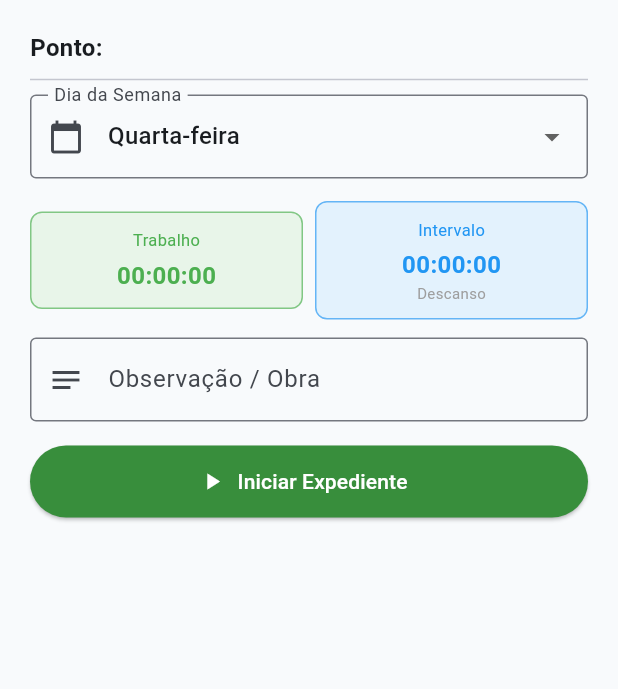
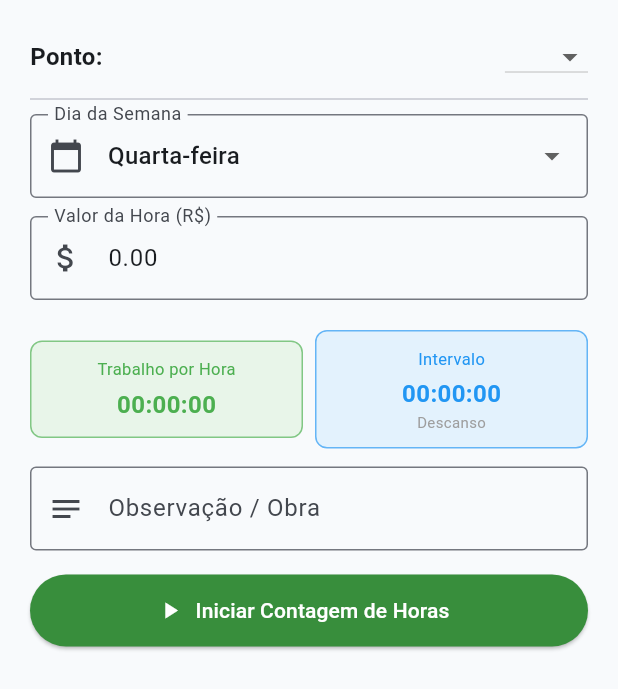
Before and after one commit to carloshenriquepalhasantos-hash/monte-glass, a Flutter app: the PontoCronometroWidget widget shown alone on an empty page, opened directly with empty values, on a phone screen of 412 x 824 dp. Shown: the top 689 px of the screen. Run offline on Flutter 3.47's test engine with Material 3 defaults, Android fonts, the phone set to English and light mode, and no system bars; our stand-ins replace sqflite; missing offline and left inert: flutter_foreground_task; accounts and stored records are empty.

Commit message:
feat: adição de seletor para alternar entre diária e hora diretamente no modal de ponto

```diff
--- a/lib/views/dashboard_home_screen.dart
+++ b/lib/views/dashboard_home_screen.dart
@@ -28,7 +28,6 @@ class PontoAtivoGlobal {
         }
       });
 
-      // Se ninguém mais estiver trabalhando, cancela o timer global para poupar bateria
       if (!temAlguemTrabalhando) {
         _timerGlobal?.cancel();
         _timerGlobal = null;
@@ -63,7 +62,6 @@ class _DashboardHomeScreenState extends State<DashboardHomeScreen> {
     _initForegroundTask();
     _carregarFuncionarios();
 
-    // Atualiza a tela a cada segundo para mover os segundos na lista principal
     _refreshTimer = Timer.periodic(const Duration(seconds: 1), (_) {
       if (mounted && PontoAtivoGlobal.emAndamento.containsValue(true)) {
         setState(() {});
@@ -135,8 +133,8 @@ class _DashboardHomeScreenState extends State<DashboardHomeScreen> {
                 crossAxisAlignment: CrossAxisAlignment.start,
                 children: [
                   const Text(
-                    'Cadastrar Novo Funcionário',
-                    style: TextStyle(fontSize: 20, fontWeight: FontWeight.bold),
+                    'Cadastrar Novo Funcionário / Aluno',
+                    style: TextStyle(fontSize: 18, fontWeight: FontWeight.bold),
                   ),
                   const SizedBox(height: 15),
                   TextField(
@@ -151,7 +149,7 @@ class _DashboardHomeScreenState extends State<DashboardHomeScreen> {
                   DropdownButtonFormField<String>(
                     initialValue: tipoPagamento,
                     decoration: const InputDecoration(
-                      labelText: 'Tipo de Pagamento',
+                      labelText: 'Tipo de Cobrança / Pagamento',
                       border: OutlineInputBorder(),
                       prefixIcon: Icon(Icons.payments),
                     ),
@@ -210,14 +208,14 @@ class _DashboardHomeScreenState extends State<DashboardHomeScreen> {
                             messenger.showSnackBar(
                               const SnackBar(
                                 content: Text(
-                                  'Funcionário cadastrado no SQLite!',
+                                  'Cadastrado com sucesso no SQLite!',
                                 ),
                               ),
                             );
                           }
                         }
                       },
-                      child: const Text('Salvar Funcionário'),
+                      child: const Text('Salvar Cadastro'),
                     ),
                   ),
                 ],
@@ -266,7 +264,7 @@ class _DashboardHomeScreenState extends State<DashboardHomeScreen> {
           IconButton(
             icon: const Icon(Icons.person_add, color: Colors.white),
             onPressed: _abrirModalNovoFuncionario,
-            tooltip: 'Registrar Funcionário',
+            tooltip: 'Cadastrar Novo',
           ),
         ],
       ),
@@ -284,14 +282,14 @@ class _DashboardHomeScreenState extends State<DashboardHomeScreen> {
                   ),
                   const SizedBox(height: 12),
                   const Text(
-                    'Nenhum funcionário cadastrado no banco local.',
+                    'Nenhum registo cadastrado no banco local.',
                     style: TextStyle(color: Colors.grey),
                   ),
                   const SizedBox(height: 12),
                   ElevatedButton.icon(
                     onPressed: _abrirModalNovoFuncionario,
                     icon: const Icon(Icons.add),
-                    label: const Text('Cadastrar Primeiro Funcionário'),
+                    label: const Text('Cadastrar Primeiro'),
                   ),
                 ],
               ),
@@ -302,7 +300,7 @@ class _DashboardHomeScreenState extends State<DashboardHomeScreen> {
                 crossAxisAlignment: CrossAxisAlignment.start,
                 children: [
                   const Text(
-                    'Equipe Cadastrada',
+                    'Equipe / Alunos Cadastrados',
                     style: TextStyle(
                       fontSize: 16,
                       fontWeight: FontWeight.bold,
@@ -399,6 +397,7 @@ class PontoCronometroWidget extends StatefulWidget {
 
 class _PontoCronometroWidgetState extends State<PontoCronometroWidget> {
   String diaSemana = 'Segunda-feira';
+  late String tipoSelecionado;
   final List<String> diasSemana = [
     'Segunda-feira',
     'Terça-feira',
@@ -410,6 +409,7 @@ class _PontoCronometroWidgetState extends State<PontoCronometroWidget> {
   ];
 
   final TextEditingController observacaoController = TextEditingController();
+  final TextEditingController valorCustomController = TextEditingController();
   DateTime? _horarioInicio;
   int _segundosIntervalo = 0;
   bool _emIntervalo = false;
@@ -419,6 +419,11 @@ class _PontoCronometroWidgetState extends State<PontoCronometroWidget> {
   @override
   void initState() {
     super.initState();
+    tipoSelecionado = widget.funcionario.tipoPagamento;
+    valorCustomController.text = widget.funcionario.valorBase.toStringAsFixed(
+      2,
+    );
+
     try {
       final hoje = DateFormat('EEEE', 'pt_BR').format(DateTime.now());
       final formatado = hoje[0].toUpperCase() + hoje.substring(1);
@@ -433,7 +438,6 @@ class _PontoCronometroWidgetState extends State<PontoCronometroWidget> {
       diaSemana = 'Segunda-feira';
     }
 
-    // Atualiza o modal a cada segundo para refletir os segundos globais
     _modalRefreshTimer = Timer.periodic(const Duration(seconds: 1), (_) {
       if (mounted) setState(() {});
     });
@@ -444,10 +448,50 @@ class _PontoCronometroWidgetState extends State<PontoCronometroWidget> {
     _timerIntervalo?.cancel();
     _modalRefreshTimer?.cancel();
     observacaoController.dispose();
+    valorCustomController.dispose();
     super.dispose();
   }
 
-  Future<void> _iniciarJornada() async {
+  Future<void> _registrarDiariaDireta() async {
+    final funcId = widget.funcionario.id ?? 0;
+    final dataHoje = DateFormat('yyyy-MM-dd').format(DateTime.now());
+    final valorInformado =
+        double.tryParse(valorCustomController.text.replaceAll(',', '.')) ??
+        widget.funcionario.valorBase;
+
+    final novoPonto = RegistroPontoModel(
+      funcionarioId: funcId,
+      data: dataHoje,
+      horaInicio: '08:00',
+      horaFim: '18:00',
+      diaSemana: diaSemana,
+      desconto: 0.0,
+      pago: 0,
+      observacao: observacaoController.text.isNotEmpty
+          ? '${observacaoController.text} (Diária: R\$ ${valorInformado.toStringAsFixed(2)})'
+          : 'Diária Registrada (R\$ ${valorInformado.toStringAsFixed(2)})',
+    );
+
+    final navigator = Navigator.of(context);
+    final messenger = ScaffoldMessenger.of(context);
+
+    await widget.pontoRepo.inserirRegistroPonto(novoPonto);
+    widget.onPontoAtualizado();
+
+    if (mounted) {
+      navigator.pop();
+      messenger.showSnackBar(
+        SnackBar(
+          content: Text(
+            'Diária de ${widget.funcionario.nome} enviada para o histórico!',
+          ),
+          backgroundColor: Colors.green,
+        ),
+      );
+    }
+  }
+
+  Future<void> _iniciarJornadaHora() async {
     try {
       await FlutterForegroundTask.requestNotificationPermission();
     } catch (_) {}
@@ -464,7 +508,7 @@ class _PontoCronometroWidgetState extends State<PontoCronometroWidget> {
 
     try {
       await FlutterForegroundTask.startService(
-        notificationTitle: 'Monte Glass - Ponto Ativo',
+        notificationTitle: 'Monte Glass - Ponto Ativo (Hora)',
         notificationText:
             'Expediente em andamento para ${widget.funcionario.nome}',
       );
@@ -484,7 +528,7 @@ class _PontoCronometroWidgetState extends State<PontoCronometroWidget> {
 
       try {
         FlutterForegroundTask.updateService(
-          notificationTitle: 'Em Intervalo (Almoço/Descanso)',
+          notificationTitle: 'Em Intervalo',
           notificationText: 'Funcionário: ${widget.funcionario.nome}',
         );
       } catch (_) {}
@@ -499,21 +543,14 @@ class _PontoCronometroWidgetState extends State<PontoCronometroWidget> {
       PontoAtivoGlobal.emAndamento[funcId] = true;
       setState(() => _emIntervalo = false);
       widget.onPontoAtualizado();
-
-      try {
-        FlutterForegroundTask.updateService(
-          notificationTitle: 'Trabalhando: ${widget.funcionario.nome}',
-          notificationText:
-              'Tempo: ${_formatarTempo(PontoAtivoGlobal.segundosAtivos[funcId] ?? 0)}',
-        );
-      } catch (_) {}
     }
   }
 
-  Future<void> _encerrarExpediente() async {
+  Future<void> _encerrarExpedienteHora() async {
     _timerIntervalo?.cancel();
 
     final funcId = widget.funcionario.id ?? 0;
+    final segundosTrabalho = PontoAtivoGlobal.segundosAtivos[funcId] ?? 0;
     PontoAtivoGlobal.pararTrabalho(funcId);
     widget.onPontoAtualizado();
 
@@ -532,6 +569,12 @@ class _PontoCronometroWidgetState extends State<PontoCronometroWidget> {
         : '00:00';
     final strFim = formatHora.format(horaFim);
 
+    final valorBaseHora =
+        double.tryParse(valorCustomController.text.replaceAll(',', '.')) ??
+        widget.funcionario.valorBase;
+    final horasTrabalhadas = segundosTrabalho / 3600.0;
+    final valorTotalHoras = horasTrabalhadas * valorBaseHora;
+
     final novoPonto = RegistroPontoModel(
       funcionarioId: funcId,
       data: dataHoje,
@@ -539,9 +582,10 @@ class _PontoCronometroWidgetState extends State<PontoCronometroWidget> {
       horaFim: strFim,
       diaSemana: diaSemana,
       desconto: 0.0,
+      pago: 0,
       observacao: observacaoController.text.isNotEmpty
-          ? '${observacaoController.text} (Intervalo: ${(_segundosIntervalo ~/ 60)} min)'
-          : 'Intervalo: ${(_segundosIntervalo ~/ 60)} min',
+          ? '${observacaoController.text} (${(horasTrabalhadas).toStringAsFixed(2)}h - R\$ ${valorTotalHoras.toStringAsFixed(2)})'
+          : 'Total: ${(horasTrabalhadas).toStringAsFixed(2)}h (R\$ ${valorTotalHoras.toStringAsFixed(2)})',
     );
 
     final navigator = Navigator.of(context);
@@ -554,8 +598,9 @@ class _PontoCronometroWidgetState extends State<PontoCronometroWidget> {
       messenger.showSnackBar(
         SnackBar(
           content: Text(
-            'Expediente de ${widget.funcionario.nome} encerrado e salvo!',
+            'Expediente por hora encerrado e guardado no histórico!',
           ),
+          backgroundColor: Colors.blue[800],
         ),
       );
     }
@@ -574,6 +619,7 @@ class _PontoCronometroWidgetState extends State<PontoCronometroWidget> {
     final funcId = widget.funcionario.id ?? 0;
     final estaTrabalhando = PontoAtivoGlobal.emAndamento[funcId] == true;
     final segundosTrabalho = PontoAtivoGlobal.segundosAtivos[funcId] ?? 0;
+    final isDiaria = tipoSelecionado.toLowerCase() == 'diária';
 
     return SafeArea(
       child: Padding(
@@ -598,21 +644,26 @@ class _PontoCronometroWidgetState extends State<PontoCronometroWidget> {
                       fontWeight: FontWeight.bold,
                     ),
                   ),
-                  if (_emIntervalo)
-                    const Chip(
-                      label: Text(
-                        'INTERVALO',
-                        style: TextStyle(color: Colors.white, fontSize: 10),
+                  // Seletor para alternar entre Diária e Hora diretamente no modal de ponto
+                  SizedBox(
+                    height: 36,
+                    child: DropdownButton<String>(
+                      value: tipoSelecionado,
+                      dropdownColor: Colors.white,
+                      style: const TextStyle(
+                        fontWeight: FontWeight.bold,
+                        fontSize: 12,
+                        color: Colors.black87,
                       ),
-                      backgroundColor: Colors.blue,
-                    )
-                  else if (estaTrabalhando)
-                    const Chip(
-                      label: Text(
-                        'TRABALHANDO',
-                        style: TextStyle(color: Colors.white, fontSize: 10),
+                      items: ['Diária', 'Hora'].map((tipo) {
+                        return DropdownMenuItem(value: tipo, child: Text(tipo));
+                      }).toList(),
+                      onChanged: (val) {
+                        if (val != null) {
+                          setState(() => tipoSelecionado = val);
+                        }
+                      },
                     ),
-                      backgroundColor: Colors.green,
                   ),
                 ],
               ),
@@ -631,7 +682,52 @@ class _PontoCronometroWidgetState extends State<PontoCronometroWidget> {
                   if (val != null) setState(() => diaSemana = val);
                 },
               ),
-              const SizedBox(height: 15),
+              const SizedBox(height: 12),
+
+              // CAMPO DE VALOR CUSTOMIZADO (Serve tanto para diária quanto para hora)
+              TextField(
+                controller: valorCustomController,
+                keyboardType: const TextInputType.numberWithOptions(
+                  decimal: true,
+                ),
+                decoration: InputDecoration(
+                  labelText: isDiaria
+                      ? 'Valor da Diária (R\$)'
+                      : 'Valor da Hora (R\$)',
+                  border: const OutlineInputBorder(),
+                  prefixIcon: const Icon(Icons.attach_money),
+                ),
+              ),
+              const SizedBox(height: 12),
+
+              // SE FOR DIÁRIA: Mostra botão direto para registrar no histórico
+              if (isDiaria) ...[
+                TextField(
+                  controller: observacaoController,
+                  decoration: const InputDecoration(
+                    labelText: 'Observação / Obra',
+                    border: OutlineInputBorder(),
+                    prefixIcon: Icon(Icons.notes),
+                  ),
+                ),
+                const SizedBox(height: 16),
+                SizedBox(
+                  width: double.infinity,
+                  height: 48,
+                  child: ElevatedButton.icon(
+                    icon: const Icon(Icons.save),
+                    label: const Text('Registar Diária no Histórico'),
+                    style: ElevatedButton.styleFrom(
+                      backgroundColor: Colors.green[700],
+                      foregroundColor: Colors.white,
+                    ),
+                    onPressed: _registrarDiariaDireta,
+                  ),
+                ),
+              ]
+              // SE FOR HORA: Mostra os botões de cronômetro (Iniciar, Intervalo, Encerrar)
+              else ...[
+                const SizedBox(height: 8),
                 Row(
                   children: [
                     Expanded(
@@ -645,8 +741,11 @@ class _PontoCronometroWidgetState extends State<PontoCronometroWidget> {
                         child: Column(
                           children: [
                             const Text(
-                            'Trabalho',
-                            style: TextStyle(fontSize: 11, color: Colors.green),
+                              'Trabalho por Hora',
+                              style: TextStyle(
+                                fontSize: 11,
+                                color: Colors.green,
+                              ),
                             ),
                             const SizedBox(height: 4),
                             Text(
@@ -682,7 +781,10 @@ class _PontoCronometroWidgetState extends State<PontoCronometroWidget> {
                           children: [
                             const Text(
                               'Intervalo',
-                            style: TextStyle(fontSize: 11, color: Colors.blue),
+                              style: TextStyle(
+                                fontSize: 11,
+                                color: Colors.blue,
+                              ),
                             ),
                             const SizedBox(height: 4),
                             Text(
@@ -695,7 +797,10 @@ class _PontoCronometroWidgetState extends State<PontoCronometroWidget> {
                             ),
                             const Text(
                               'Descanso',
-                            style: TextStyle(fontSize: 10, color: Colors.grey),
+                              style: TextStyle(
+                                fontSize: 10,
+                                color: Colors.grey,
+                              ),
                             ),
                           ],
                         ),
@@ -719,12 +824,12 @@ class _PontoCronometroWidgetState extends State<PontoCronometroWidget> {
                     height: 48,
                     child: ElevatedButton.icon(
                       icon: const Icon(Icons.play_arrow),
-                    label: const Text('Iniciar Expediente'),
+                      label: const Text('Iniciar Contagem de Horas'),
                       style: ElevatedButton.styleFrom(
                         backgroundColor: Colors.green[700],
                         foregroundColor: Colors.white,
                       ),
-                    onPressed: _iniciarJornada,
+                      onPressed: _iniciarJornadaHora,
                     ),
                   )
                 else
@@ -737,7 +842,7 @@ class _PontoCronometroWidgetState extends State<PontoCronometroWidget> {
                             icon: Icon(
                               _emIntervalo ? Icons.play_arrow : Icons.pause,
                             ),
-                          label: Text(_emIntervalo ? 'Voltar' : 'Intervalo'),
+                            label: Text(_emIntervalo ? 'Retomar' : 'Intervalo'),
                             style: ElevatedButton.styleFrom(
                               backgroundColor: Colors.blue[700],
                               foregroundColor: Colors.white,
@@ -752,17 +857,18 @@ class _PontoCronometroWidgetState extends State<PontoCronometroWidget> {
                           height: 48,
                           child: ElevatedButton.icon(
                             icon: const Icon(Icons.stop),
-                          label: const Text('Fim'),
+                            label: const Text('Encerrar'),
                             style: ElevatedButton.styleFrom(
                               backgroundColor: Colors.red[700],
                               foregroundColor: Colors.white,
                             ),
-                          onPressed: _encerrarExpediente,
+                            onPressed: _encerrarExpedienteHora,
                           ),
                         ),
                       ),
                     ],
                   ),
+              ],
             ],
           ),
         ),
```
Lines whose indentation alone changed are shown as unchanged.
